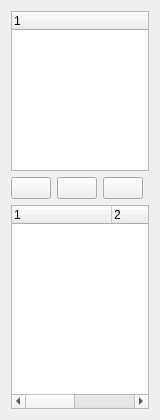
First picture: the form in src/GuiShareLocal.ui, repository hwgao/beebeep, before the edit.
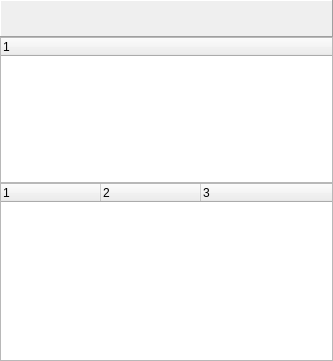
Second picture: the form after the edit. Icons and pictures are not drawn.

What changed in the file:
```diff
--- a/src/GuiShareLocal.ui
+++ b/src/GuiShareLocal.ui
@@ -6,15 +6,21 @@
    <rect>
     <x>0</x>
     <y>0</y>
-    <width>136</width>
-    <height>420</height>
+    <width>333</width>
+    <height>361</height>
    </rect>
   </property>
   <property name="windowTitle">
    <string>Form</string>
   </property>
   <layout class="QGridLayout" name="gridLayout">
-   <item row="0" column="0" colspan="4">
+   <property name="margin">
+    <number>0</number>
+   </property>
+   <property name="spacing">
+    <number>0</number>
+   </property>
+   <item row="1" column="0">
     <widget class="QTreeWidget" name="mp_twMyShares">
      <property name="maximumSize">
       <size>
@@ -35,13 +41,56 @@
      </column>
     </widget>
    </item>
-   <item row="1" column="0">
-    <widget class="QPushButton" name="mp_pbAddFile">
-     <property name="sizePolicy">
-      <sizepolicy hsizetype="Fixed" vsizetype="Fixed">
-       <horstretch>0</horstretch>
-       <verstretch>0</verstretch>
-      </sizepolicy>
+   <item row="2" column="0">
+    <widget class="QTreeWidget" name="mp_twLocalShares">
+     <property name="baseSize">
+      <size>
+       <width>120</width>
+       <height>0</height>
+      </size>
+     </property>
+     <property name="columnCount">
+      <number>3</number>
+     </property>
+     <column>
+      <property name="text">
+       <string notr="true">1</string>
+      </property>
+     </column>
+     <column>
+      <property name="text">
+       <string notr="true">2</string>
+      </property>
+     </column>
+     <column>
+      <property name="text">
+       <string notr="true">3</string>
+      </property>
+     </column>
+    </widget>
+   </item>
+   <item row="0" column="0">
+    <widget class="QFrame" name="frame">
+     <property name="frameShape">
+      <enum>QFrame::Panel</enum>
+     </property>
+     <property name="frameShadow">
+      <enum>QFrame::Raised</enum>
+     </property>
+     <layout class="QHBoxLayout" name="horizontalLayout">
+      <property name="spacing">
+       <number>0</number>
+      </property>
+      <property name="margin">
+       <number>2</number>
+      </property>
+      <item>
+       <widget class="QToolButton" name="mp_pbAddFile">
+        <property name="minimumSize">
+         <size>
+          <width>0</width>
+          <height>0</height>
+         </size>
      </property>
      <property name="text">
       <string/>
@@ -50,19 +99,22 @@
       <iconset resource="beebeep.qrc">
        <normaloff>:/images/file-add.png</normaloff>:/images/file-add.png</iconset>
      </property>
-     <property name="flat">
+        <property name="iconSize">
+         <size>
+          <width>24</width>
+          <height>24</height>
+         </size>
+        </property>
+        <property name="checkable">
       <bool>false</bool>
      </property>
-    </widget>
-   </item>
-   <item row="1" column="1">
-    <widget class="QPushButton" name="mp_pbAddFolder">
-     <property name="sizePolicy">
-      <sizepolicy hsizetype="Fixed" vsizetype="Fixed">
-       <horstretch>0</horstretch>
-       <verstretch>0</verstretch>
-      </sizepolicy>
-     </property>
+        <property name="autoRaise">
+         <bool>true</bool>
+        </property>
+       </widget>
+      </item>
+      <item>
+       <widget class="QToolButton" name="mp_pbAddFolder">
      <property name="text">
       <string/>
      </property>
@@ -70,19 +122,19 @@
       <iconset resource="beebeep.qrc">
        <normaloff>:/images/folder-add.png</normaloff>:/images/folder-add.png</iconset>
      </property>
-     <property name="flat">
-      <bool>false</bool>
+        <property name="iconSize">
+         <size>
+          <width>24</width>
+          <height>24</height>
+         </size>
+        </property>
+        <property name="autoRaise">
+         <bool>true</bool>
      </property>
     </widget>
    </item>
-   <item row="1" column="2">
-    <widget class="QPushButton" name="mp_pbRemove">
-     <property name="sizePolicy">
-      <sizepolicy hsizetype="Fixed" vsizetype="Fixed">
-       <horstretch>0</horstretch>
-       <verstretch>0</verstretch>
-      </sizepolicy>
-     </property>
+      <item>
+       <widget class="QToolButton" name="mp_pbRemove">
      <property name="text">
       <string/>
      </property>
@@ -92,16 +144,16 @@
      </property>
      <property name="iconSize">
       <size>
-       <width>16</width>
-       <height>16</height>
-      </size>
-     </property>
-     <property name="flat">
-      <bool>false</bool>
+          <width>24</width>
+          <height>24</height>
+         </size>
+        </property>
+        <property name="autoRaise">
+         <bool>true</bool>
      </property>
     </widget>
    </item>
-   <item row="1" column="3">
+      <item>
     <spacer name="horizontalSpacer">
      <property name="orientation">
       <enum>Qt::Horizontal</enum>
@@ -114,32 +166,7 @@
      </property>
     </spacer>
    </item>
-   <item row="2" column="0" colspan="4">
-    <widget class="QTreeWidget" name="mp_twLocalShares">
-     <property name="baseSize">
-      <size>
-       <width>120</width>
-       <height>0</height>
-      </size>
-     </property>
-     <property name="columnCount">
-      <number>3</number>
-     </property>
-     <column>
-      <property name="text">
-       <string notr="true">1</string>
-      </property>
-     </column>
-     <column>
-      <property name="text">
-       <string notr="true">2</string>
-      </property>
-     </column>
-     <column>
-      <property name="text">
-       <string notr="true">3</string>
-      </property>
-     </column>
+     </layout>
     </widget>
    </item>
   </layout>
```
Left out of the diff: 1 changed line with no effect on the pictures. Lines whose indentation alone changed are shown as unchanged.
